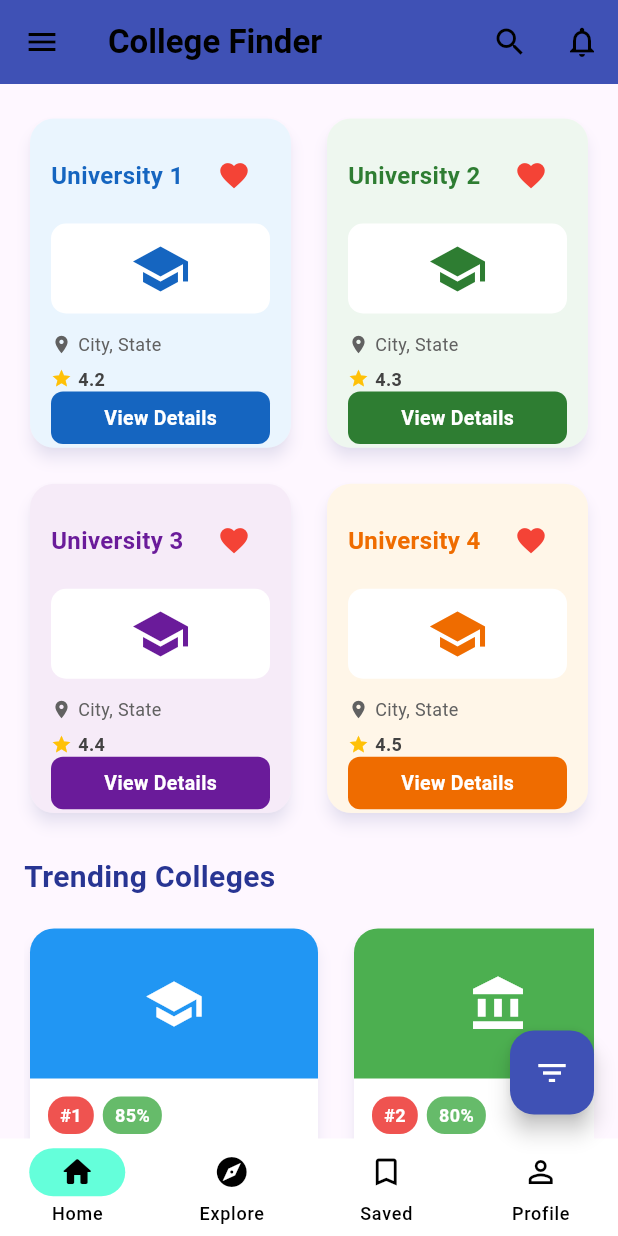
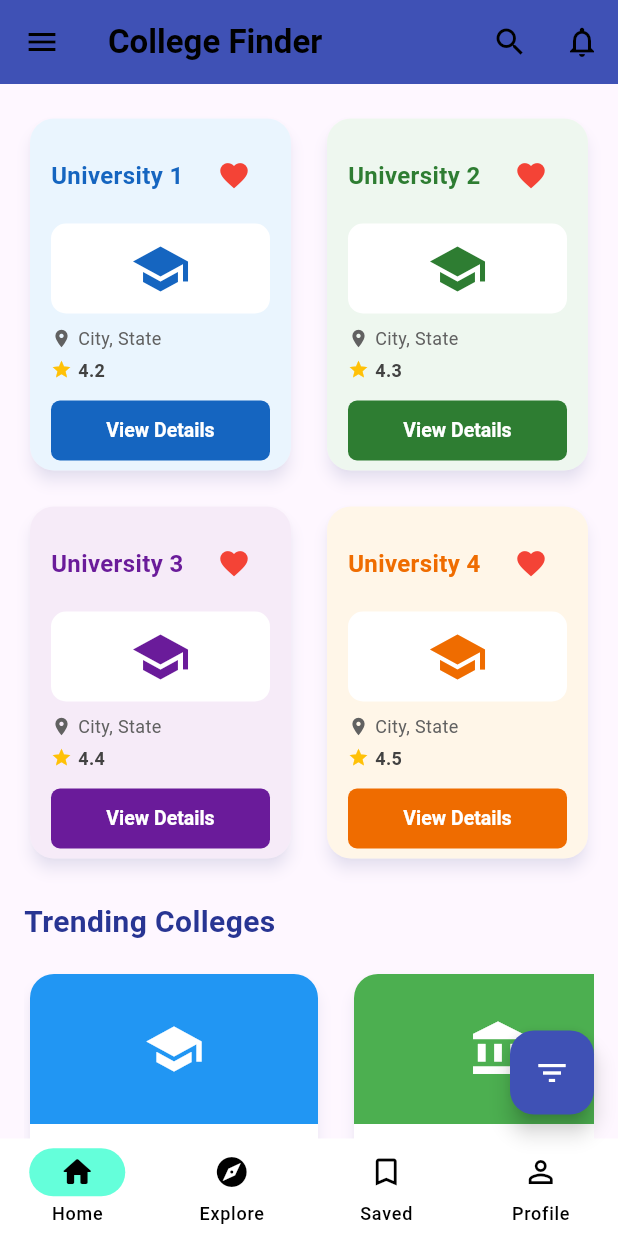
Before and after one commit to omsagvekar/College-Recommendation-App, a Flutter app: the HomeScreen screen opened directly, scrolled down 576 dp, on a phone screen of 412 x 824 dp. Run offline on Flutter 3.47's test engine with Material 3 defaults, Android fonts, the light colour scheme and no system bars; our stand-ins replace supabase_flutter; accounts and stored records are empty.

Commit message:
changes in the home_screen

```diff
--- a/lib/home_screen.dart
+++ b/lib/home_screen.dart
@@ -37,7 +37,8 @@ class _HomeScreenState extends State<HomeScreen> {
 
   Future<void> logout() async {
     await supabase.auth.signOut();
-    // Navigate to login screen or perform other actions
+    // Navigate to login screen
+    Navigator.of(context).pushReplacementNamed('/login'); // Adjust this to your actual login route
   }
 
   @override
@@ -148,7 +149,8 @@ class _HomeScreenState extends State<HomeScreen> {
                           style: TextStyle(
                             fontSize: 24,
                             fontWeight: FontWeight.bold,
-                            color: isDarkMode ? Colors.white : Colors.indigo[800],
+                            color:
+                                isDarkMode ? Colors.white : Colors.indigo[800],
                           ),
                         ),
                         const SizedBox(height: 4),
@@ -156,7 +158,9 @@ class _HomeScreenState extends State<HomeScreen> {
                           'Find your perfect college match',
                           style: TextStyle(
                             fontSize: 16,
-                            color: isDarkMode ? Colors.grey[400] : Colors.grey[600],
+                            color: isDarkMode
+                                ? Colors.grey[400]
+                                : Colors.grey[600],
                           ),
                         ),
                       ],
@@ -300,11 +304,12 @@ class _HomeScreenState extends State<HomeScreen> {
                   ),
                   const SizedBox(height: 16),
 
-                  // Saved Colleges Grid
+                  // Saved Colleges Grid - FIXED OVERFLOW ISSUE HERE
                   GridView.builder(
-                    gridDelegate: const SliverGridDelegateWithFixedCrossAxisCount(
+                    gridDelegate:
+                        const SliverGridDelegateWithFixedCrossAxisCount(
                       crossAxisCount: 2,
-                      childAspectRatio: 0.8,
+                      childAspectRatio: 0.75, // Increased from 0.8 to give more height
                       mainAxisSpacing: 16,
                       crossAxisSpacing: 16,
                     ),
@@ -383,7 +388,8 @@ class _HomeScreenState extends State<HomeScreen> {
                   ),
                   accountEmail: Text(userEmail),
                   currentAccountPicture: CircleAvatar(
-                    backgroundColor: isDarkMode ? Colors.tealAccent : Colors.white,
+                    backgroundColor:
+                        isDarkMode ? Colors.tealAccent : Colors.white,
                     child: Icon(
                       Icons.person,
                       size: 40,
@@ -438,7 +444,8 @@ class _HomeScreenState extends State<HomeScreen> {
                 ),
                 const Divider(),
                 Padding(
-                  padding: const EdgeInsets.symmetric(horizontal: 16, vertical: 8),
+                  padding:
+                      const EdgeInsets.symmetric(horizontal: 16, vertical: 8),
                   child: Row(
                     mainAxisAlignment: MainAxisAlignment.spaceBetween,
                     children: [
@@ -479,9 +486,7 @@ class _HomeScreenState extends State<HomeScreen> {
                 _buildDrawerItem(
                   icon: Icons.logout,
                   title: 'Logout',
-                  onTap: () {
-                    logout();
-                  },
+                  onTap: logout, // Using the improved logout function
                 ),
               ],
             ),
@@ -619,8 +624,6 @@ class _HomeScreenState extends State<HomeScreen> {
       Colors.orange[800]!,
     ];
 
-    final bool useDarkColors = !isDarkMode;
-
     return Card(
       elevation: 4,
       shape: RoundedRectangleBorder(
@@ -628,13 +631,16 @@ class _HomeScreenState extends State<HomeScreen> {
       ),
       child: Container(
         decoration: BoxDecoration(
-          color: isDarkMode ? Colors.grey[850] : cardColors[index % cardColors.length].withOpacity(0.3),
+          color: isDarkMode
+              ? Colors.grey[850]
+              : cardColors[index % cardColors.length].withOpacity(0.3),
           borderRadius: BorderRadius.circular(16),
         ),
         child: Padding(
           padding: const EdgeInsets.all(14.0),
           child: Column(
             crossAxisAlignment: CrossAxisAlignment.start,
+            mainAxisSize: MainAxisSize.min, // Added this to help with sizing
             children: [
               Row(
                 mainAxisAlignment: MainAxisAlignment.spaceBetween,
@@ -645,7 +651,9 @@ class _HomeScreenState extends State<HomeScreen> {
                       style: TextStyle(
                         fontWeight: FontWeight.bold,
                         fontSize: 16,
-                        color: isDarkMode ? Colors.white : textColors[index % textColors.length],
+                        color: isDarkMode
+                            ? Colors.white
+                            : textColors[index % textColors.length],
                       ),
                       overflow: TextOverflow.ellipsis,
                     ),
@@ -675,11 +683,13 @@ class _HomeScreenState extends State<HomeScreen> {
                   child: Icon(
                     Icons.school,
                     size: 40,
-                    color: isDarkMode ? Colors.grey[600] : textColors[index % textColors.length],
+                    color: isDarkMode
+                        ? Colors.grey[600]
+                        : textColors[index % textColors.length],
                   ),
                 ),
               ),
-              const SizedBox(height: 12),
+              const SizedBox(height: 8), // Reduced from 12 to 8
               Row(
                 children: [
                   Icon(
@@ -688,19 +698,22 @@ class _HomeScreenState extends State<HomeScreen> {
                     color: isDarkMode ? Colors.grey[400] : Colors.grey[700],
                   ),
                   const SizedBox(width: 4),
-                  Text(
+                  Flexible(
+                    child: Text(
                       location,
                       style: TextStyle(
                         fontSize: 12,
                         color: isDarkMode ? Colors.grey[400] : Colors.grey[700],
                       ),
+                      overflow: TextOverflow.ellipsis,
+                    ),
                   ),
                 ],
               ),
-              const SizedBox(height: 6),
+              const SizedBox(height: 4), // Reduced from 6 to 4
               Row(
                 children: [
-                  Icon(
+                  const Icon(
                     Icons.star,
                     size: 14,
                     color: Colors.amber,
@@ -716,29 +729,29 @@ class _HomeScreenState extends State<HomeScreen> {
                   ),
                 ],
               ),
-              const Spacer(),
-              InkWell(
-                onTap: () {
+              const SizedBox(height: 8), // Use a fixed size instead of Spacer
+              SizedBox(
+                width: double.infinity,
+                child: ElevatedButton(
+                  onPressed: () {
                     // View college details
                   },
-                borderRadius: BorderRadius.circular(8),
-                child: Container(
-                  width: double.infinity,
-                  padding: const EdgeInsets.symmetric(vertical: 8),
-                  decoration: BoxDecoration(
-                    color: isDarkMode ? Colors.tealAccent.withOpacity(0.7) : textColors[index % textColors.length],
-                    borderRadius: BorderRadius.circular(8),
-                  ),
-                  child: Center(
-                    child: Text(
-                      'View Details',
-                      style: TextStyle(
-                        color: isDarkMode ? Colors.black : Colors.white,
+                  style: ElevatedButton.styleFrom(
+                    padding: const EdgeInsets.symmetric(vertical: 6),
+                    backgroundColor: isDarkMode
+                        ? Colors.tealAccent.withOpacity(0.8)
+                        : textColors[index % textColors.length],
+                    foregroundColor: isDarkMode ? Colors.black : Colors.white,
+                    textStyle: const TextStyle(
                       fontWeight: FontWeight.bold,
                       fontSize: 13,
                     ),
+                    elevation: 0,
+                    shape: RoundedRectangleBorder(
+                      borderRadius: BorderRadius.circular(6),
                     ),
                   ),
+                  child: const Text('View Details'),
                 ),
               ),
             ],
@@ -770,7 +783,13 @@ class _HomeScreenState extends State<HomeScreen> {
             Container(
               height: 100,
               decoration: BoxDecoration(
-                color: [Colors.blue, Colors.green, Colors.orange, Colors.purple, Colors.teal][imageIndex % 5],
+                color: [
+                  Colors.blue,
+                  Colors.green,
+                  Colors.orange,
+                  Colors.purple,
+                  Colors.teal
+                ][imageIndex % 5],
                 borderRadius: const BorderRadius.only(
                   topLeft: Radius.circular(16),
                   topRight: Radius.circular(16),
@@ -778,7 +797,13 @@ class _HomeScreenState extends State<HomeScreen> {
               ),
               child: Center(
                 child: Icon(
-                  [Icons.school, Icons.account_balance, Icons.apartment, Icons.business, Icons.domain][imageIndex % 5],
+                  [
+                    Icons.school,
+                    Icons.account_balance,
+                    Icons.apartment,
+                    Icons.business,
+                    Icons.domain
+                  ][imageIndex % 5],
                   color: Colors.white,
                   size: 40,
                 ),
@@ -792,7 +817,8 @@ class _HomeScreenState extends State<HomeScreen> {
                   Row(
                     children: [
                       Container(
-                        padding: const EdgeInsets.symmetric(horizontal: 8, vertical: 4),
+                        padding: const EdgeInsets.symmetric(
+                            horizontal: 8, vertical: 4),
                         decoration: BoxDecoration(
                           color: Colors.red[400],
                           borderRadius: BorderRadius.circular(12),
@@ -808,7 +834,8 @@ class _HomeScreenState extends State<HomeScreen> {
                       ),
                       const SizedBox(width: 6),
                       Container(
-                        padding: const EdgeInsets.symmetric(horizontal: 8, vertical: 4),
+                        padding: const EdgeInsets.symmetric(
+                            horizontal: 8, vertical: 4),
                         decoration: BoxDecoration(
                           color: Colors.green[400],
                           borderRadius: BorderRadius.circular(12),
@@ -880,7 +907,8 @@ class CollegeSearchDelegate extends SearchDelegate {
       ),
       inputDecorationTheme: InputDecorationTheme(
         border: InputBorder.none,
-        hintStyle: TextStyle(color: theme.colorScheme.onSurface.withOpacity(0.5)),
+        hintStyle:
+            TextStyle(color: theme.colorScheme.onSurface.withOpacity(0.5)),
       ),
     );
   }
```
Lines whose indentation alone changed are shown as unchanged.
